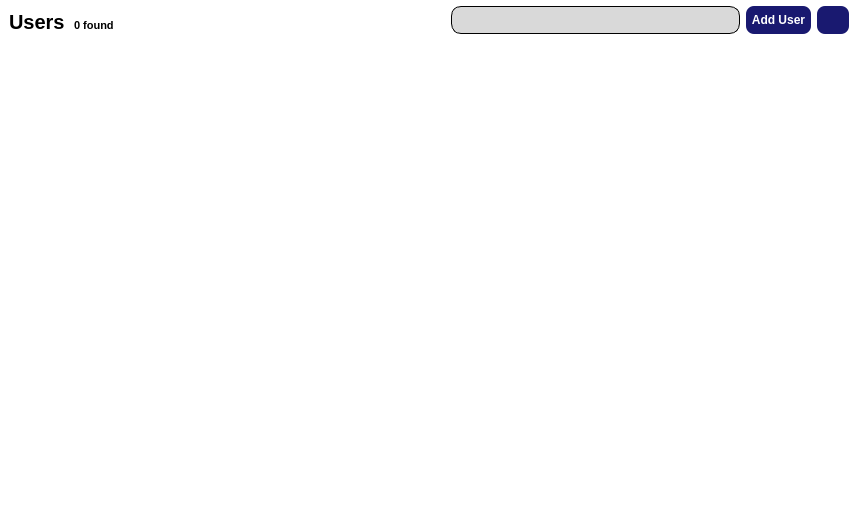
First picture: the form in forms/UsersSiteBody.ui, repository VogelPapaFinn/FaroBT, before the edit.
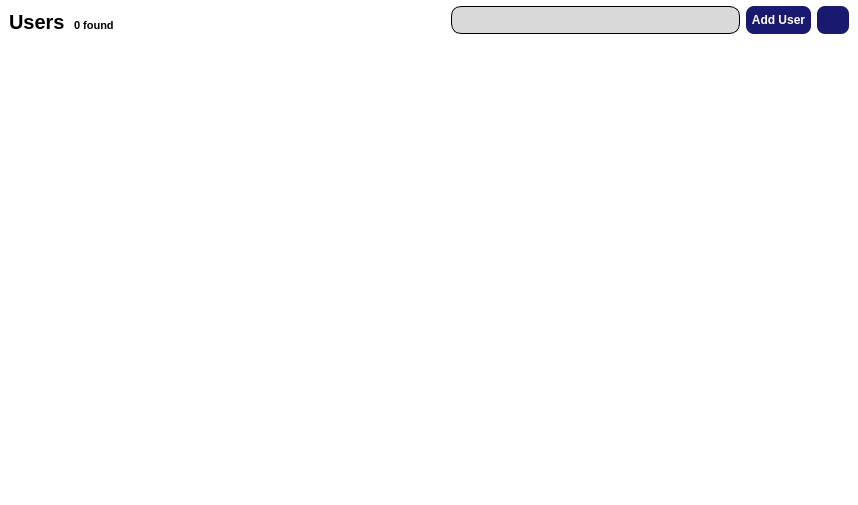
Second picture: the form after the edit. Icons and pictures are not drawn.

```diff
--- a/forms/UsersSiteBody.ui
+++ b/forms/UsersSiteBody.ui
@@ -7,7 +7,7 @@
     <x>0</x>
     <y>0</y>
     <width>858</width>
-    <height>528</height>
+    <height>505</height>
    </rect>
   </property>
   <property name="windowTitle">
@@ -373,7 +373,7 @@
         <x>0</x>
         <y>0</y>
         <width>858</width>
-        <height>476</height>
+        <height>453</height>
        </rect>
       </property>
       <property name="styleSheet">
```
